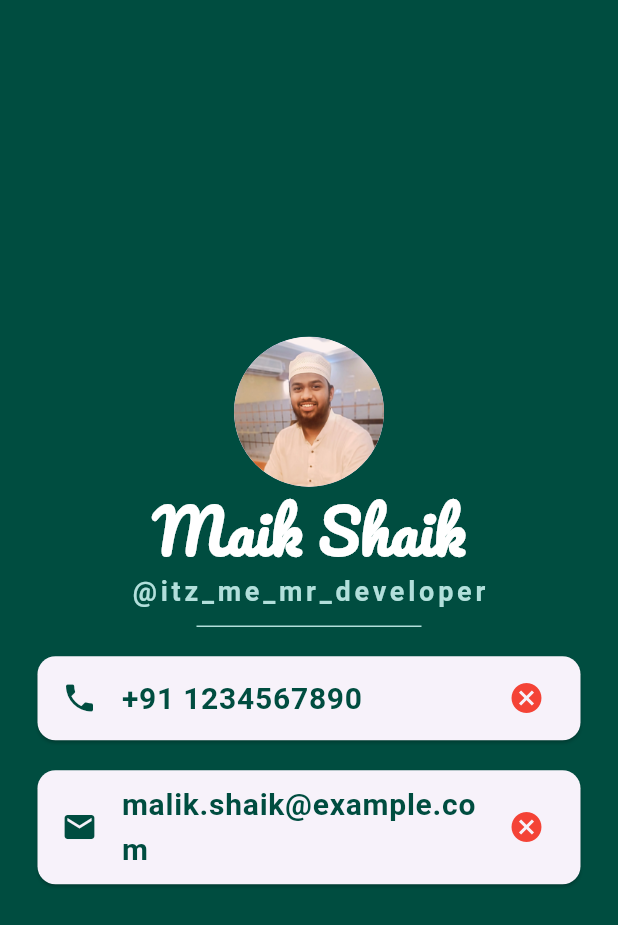
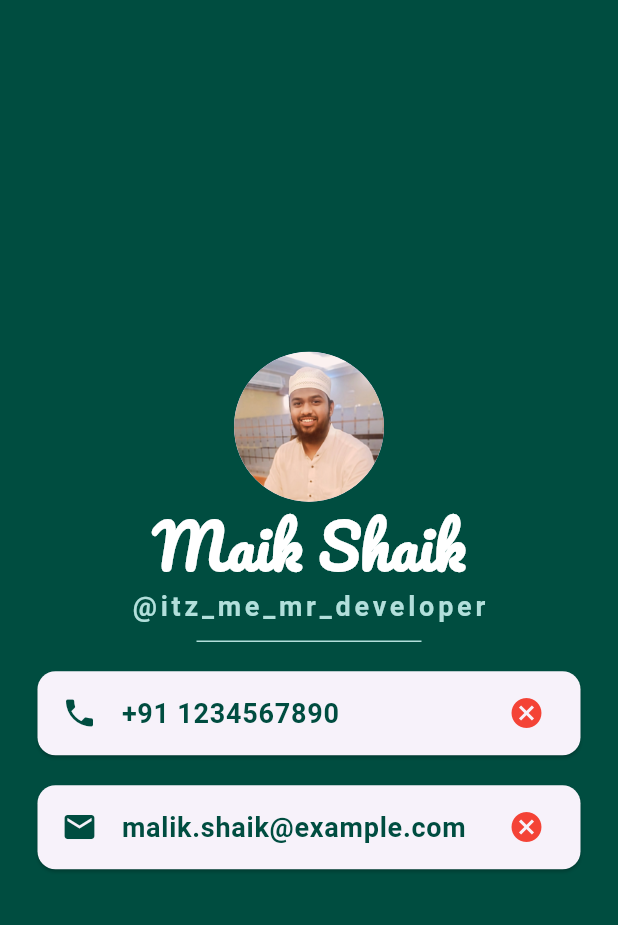
Before and after one commit to shaikmalikbasha/learn_flutter_by_examples, a Flutter app: the screen it shows after launch, on a phone screen of 412 x 824 dp. Shown: the top 925 px of the screen. Run offline on Flutter 3.47's test engine with Material 3 defaults, Android fonts, the phone set to English and light mode, and no system bars.

Commit message:
mi card app completed

```diff
--- a/lib/main.dart
+++ b/lib/main.dart
@@ -180,7 +180,7 @@ class MyApp extends StatelessWidget {
                     '+91 1234567890',
                     style: TextStyle(
                       color: Colors.teal.shade900,
-                      fontSize: 20.0,
+                      fontSize: 18.0,
                       fontWeight: FontWeight.bold,
                     ),
                   ),
@@ -196,7 +196,7 @@ class MyApp extends StatelessWidget {
                     'malik.shaik@example.com',
                     style: TextStyle(
                       color: Colors.teal.shade900,
-                      fontSize: 20.0,
+                      fontSize: 18.0,
                       fontWeight: FontWeight.bold,
                     ),
                   ),
```
